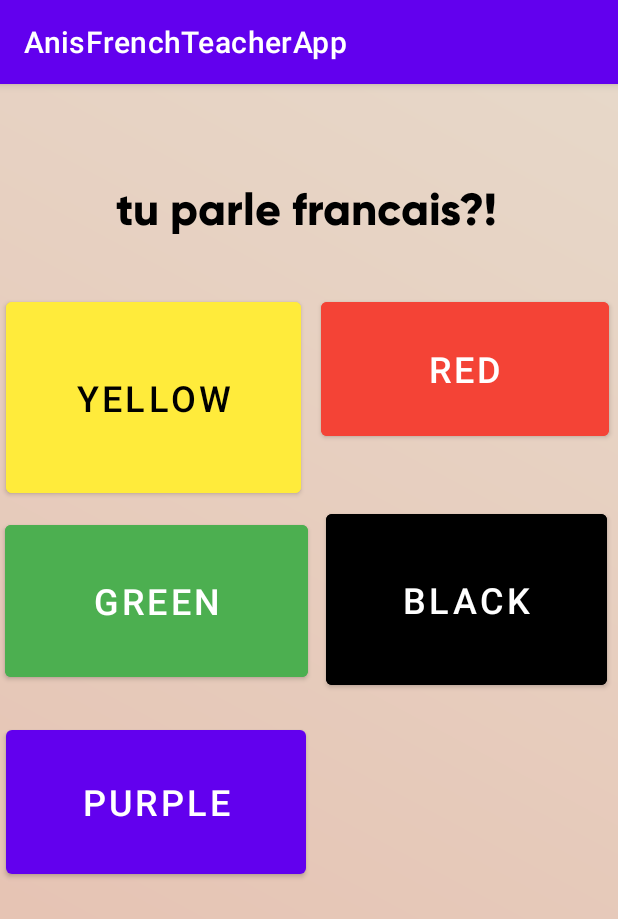
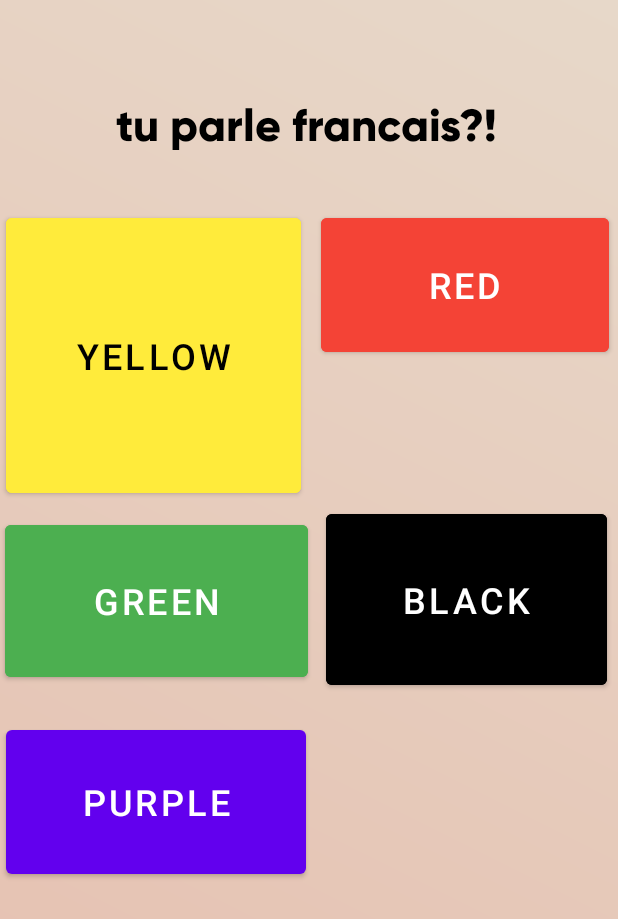
Before and after one commit to aniekan12/anis_italian_teacher_app, an Android app: the screen it shows after launch (MainActivity), on a phone screen of 412 x 824 dp. Shown: the top 919 px of the screen. Run offline under Robolectric (Android 15) with nearby library versions, the phone set to English and light mode, and no system bars.

Commit message:
remove action bar

```diff
--- a/app/src/main/res/values/themes.xml
+++ b/app/src/main/res/values/themes.xml
@@ -1,6 +1,6 @@
 <resources xmlns:tools="http://schemas.android.com/tools">
     <!-- Base application theme. -->
-    <style name="Theme.AnisFrenchTeacherApp" parent="Theme.MaterialComponents.DayNight.DarkActionBar">
+    <style name="Theme.AnisFrenchTeacherApp" parent="Theme.MaterialComponents.DayNight.NoActionBar">
         <!-- Primary brand color. -->
         <item name="colorPrimary">@color/purple_500</item>
         <item name="colorPrimaryVariant">@color/purple_700</item>
```
